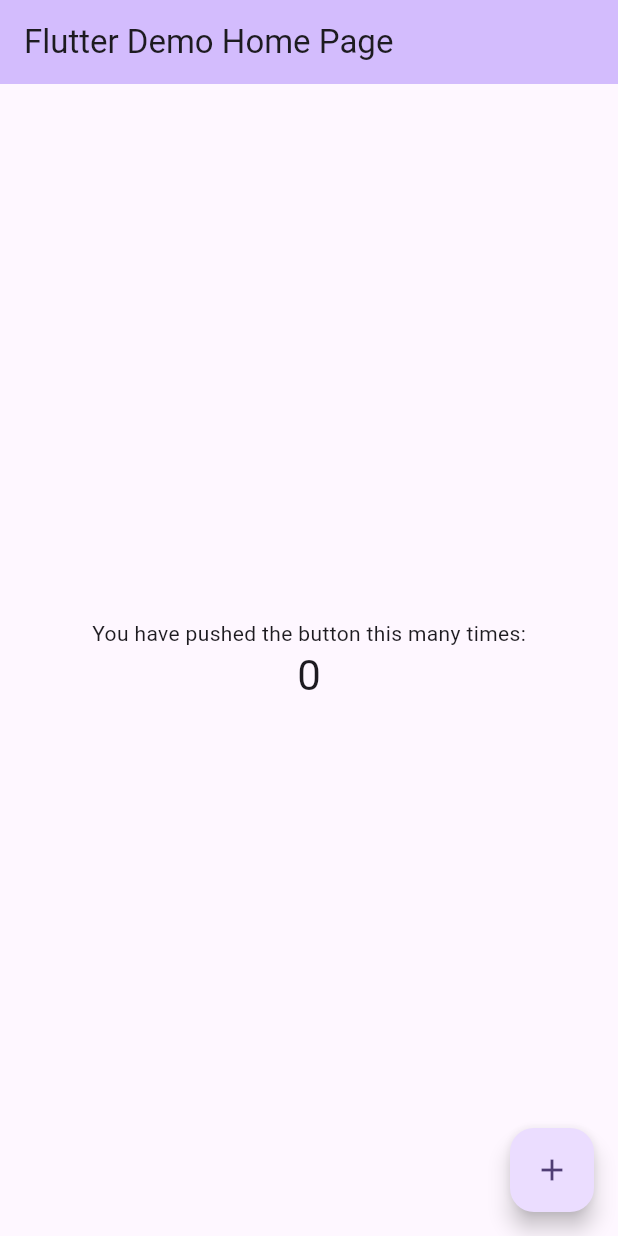
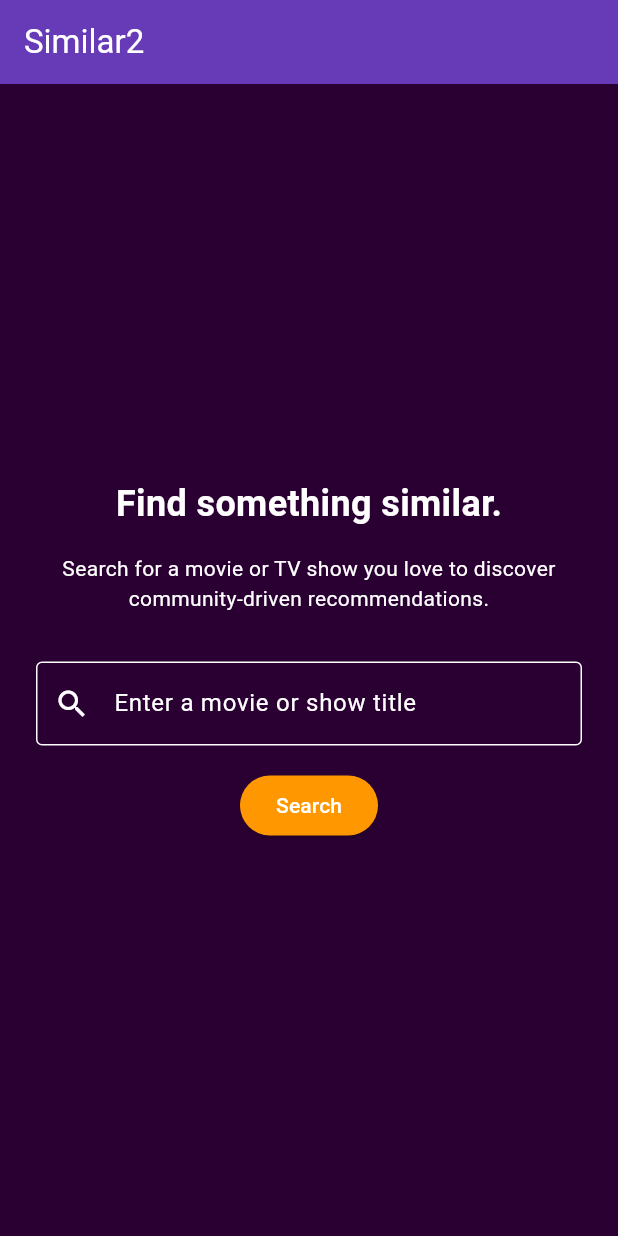
Before and after one commit to jdaltongit/CSCI490-Similar2, a Flutter app: the screen it shows after launch, on a phone screen of 412 x 824 dp. Run offline on Flutter 3.47's test engine with Material 3 defaults, Android fonts, the phone set to English and light mode, and no system bars.

Commit message:
Implement main.dart and home screen with basic UI and theme to start

```diff
--- a/lib/main.dart
+++ b/lib/main.dart
@@ -1,4 +1,5 @@
 import 'package:flutter/material.dart';
+import 'screens/home_screen.dart';
 
 void main() {
   runApp(const MyApp());
@@ -7,119 +8,31 @@ void main() {
 class MyApp extends StatelessWidget {
   const MyApp({super.key});
 
-  // This widget is the root of your application.
   @override
   Widget build(BuildContext context) {
     return MaterialApp(
-      title: 'Flutter Demo',
+      debugShowCheckedModeBanner: false,
+      title: 'Similar2',
       theme: ThemeData(
-        // This is the theme of your application.
-        //
-        // TRY THIS: Try running your application with "flutter run". You'll see
-        // the application has a purple toolbar. Then, without quitting the app,
-        // try changing the seedColor in the colorScheme below to Colors.green
-        // and then invoke "hot reload" (save your changes or press the "hot
-        // reload" button in a Flutter-supported IDE, or press "r" if you used
-        // the command line to start the app).
-        //
-        // Notice that the counter didn't reset back to zero; the application
-        // state is not lost during the reload. To reset the state, use hot
-        // restart instead.
-        //
-        // This works for code too, not just values: Most code changes can be
-        // tested with just a hot reload.
-        colorScheme: ColorScheme.fromSeed(seedColor: Colors.deepPurple),
+        brightness: Brightness.dark,
+        colorScheme: const ColorScheme(
+          brightness: Brightness.dark,
+          primary: Colors.deepPurple,
+          onPrimary: Colors.white,
+          secondary: Colors.orange,
+          onSecondary: Colors.black,
+          error: Colors.red,
+          onError: Colors.white,
+          surface: Color(0xFF2A0033),
+          onSurface: Colors.white,
+        ),
+        appBarTheme: const AppBarTheme(
+          backgroundColor: Colors.deepPurple,
+          foregroundColor: Colors.white,
+        ),
         useMaterial3: true,
       ),
-      home: const MyHomePage(title: 'Flutter Demo Home Page'),
+      home: const HomeScreen(),
     );
   }
 }
-
-class MyHomePage extends StatefulWidget {
-  const MyHomePage({super.key, required this.title});
-
-  // This widget is the home page of your application. It is stateful, meaning
-  // that it has a State object (defined below) that contains fields that affect
-  // how it looks.
-
-  // This class is the configuration for the state. It holds the values (in this
-  // case the title) provided by the parent (in this case the App widget) and
-  // used by the build method of the State. Fields in a Widget subclass are
-  // always marked "final".
-
-  final String title;
-
-  @override
-  State<MyHomePage> createState() => _MyHomePageState();
-}
-
-class _MyHomePageState extends State<MyHomePage> {
-  int _counter = 0;
-
-  void _incrementCounter() {
-    setState(() {
-      // This call to setState tells the Flutter framework that something has
-      // changed in this State, which causes it to rerun the build method below
-      // so that the display can reflect the updated values. If we changed
-      // _counter without calling setState(), then the build method would not be
-      // called again, and so nothing would appear to happen.
-      _counter++;
-    });
-  }
-
-  @override
-  Widget build(BuildContext context) {
-    // This method is rerun every time setState is called, for instance as done
-    // by the _incrementCounter method above.
-    //
-    // The Flutter framework has been optimized to make rerunning build methods
-    // fast, so that you can just rebuild anything that needs updating rather
-    // than having to individually change instances of widgets.
-    return Scaffold(
-      appBar: AppBar(
-        // TRY THIS: Try changing the color here to a specific color (to
-        // Colors.amber, perhaps?) and trigger a hot reload to see the AppBar
-        // change color while the other colors stay the same.
-        backgroundColor: Theme.of(context).colorScheme.inversePrimary,
-        // Here we take the value from the MyHomePage object that was created by
-        // the App.build method, and use it to set our appbar title.
-        title: Text(widget.title),
-      ),
-      body: Center(
-        // Center is a layout widget. It takes a single child and positions it
-        // in the middle of the parent.
-        child: Column(
-          // Column is also a layout widget. It takes a list of children and
-          // arranges them vertically. By default, it sizes itself to fit its
-          // children horizontally, and tries to be as tall as its parent.
-          //
-          // Column has various properties to control how it sizes itself and
-          // how it positions its children. Here we use mainAxisAlignment to
-          // center the children vertically; the main axis here is the vertical
-          // axis because Columns are vertical (the cross axis would be
-          // horizontal).
-          //
-          // TRY THIS: Invoke "debug painting" (choose the "Toggle Debug Paint"
-          // action in the IDE, or press "p" in the console), to see the
-          // wireframe for each widget.
-          mainAxisAlignment: MainAxisAlignment.center,
-          children: <Widget>[
-            const Text(
-              'You have pushed the button this many times:',
-            ),
-            Text(
-              '$_counter',
-              style: Theme.of(context).textTheme.headlineMedium,
-            ),
-          ],
-        ),
-      ),
-      floatingActionButton: FloatingActionButton(
-        onPressed: _incrementCounter,
-        tooltip: 'Increment',
-        child: const Icon(Icons.add),
-      ), // This trailing comma makes auto-formatting nicer for build methods.
-    );
-  }
-}
--- /dev/null
+++ b/lib/screens/home_screen.dart
@@ -0,0 +1,67 @@
+import 'package:flutter/material.dart';
+
+class HomeScreen extends StatefulWidget {
+  const HomeScreen({super.key});
+
+  @override
+  State<HomeScreen> createState() => _HomeScreenState();
+}
+
+class _HomeScreenState extends State<HomeScreen> {
+  final TextEditingController _searchController = TextEditingController();
+
+  void _handleSearch() {
+    final query = _searchController.text;
+
+    // For now, just print the query.
+    // Later, this will connect to the TMDB API.
+    debugPrint('Search query: $query');
+  }
+
+  @override
+  Widget build(BuildContext context) {
+    return Scaffold(
+      appBar: AppBar(
+        title: const Text('Similar2'),
+      ),
+      body: Padding(
+        padding: const EdgeInsets.all(24.0),
+        child: Column(
+          mainAxisAlignment: MainAxisAlignment.center,
+          children: <Widget>[
+            const Text(
+              'Find something similar.',
+              style: TextStyle(
+                fontSize: 24,
+                fontWeight: FontWeight.bold,
+              ),
+            ),
+            const SizedBox(height: 16),
+            const Text(
+              'Search for a movie or TV show you love to discover community-driven recommendations.',
+              textAlign: TextAlign.center,
+            ),
+            const SizedBox(height: 32),
+            TextField(
+              controller: _searchController,
+              decoration: const InputDecoration(
+                hintText: 'Enter a movie or show title',
+                border: OutlineInputBorder(),
+                prefixIcon: Icon(Icons.search),
+              ),
+            ),
+            const SizedBox(height: 16),
+            ElevatedButton(
+              style: ElevatedButton.styleFrom(
+                backgroundColor: Theme.of(context).colorScheme.secondary,
+                foregroundColor: Colors.white,
+              ),
+              onPressed: _handleSearch,
+              child: const Text('Search'),
+            ),
+          ],
+        ),
+      ),
+    );
+  }
+}
```
